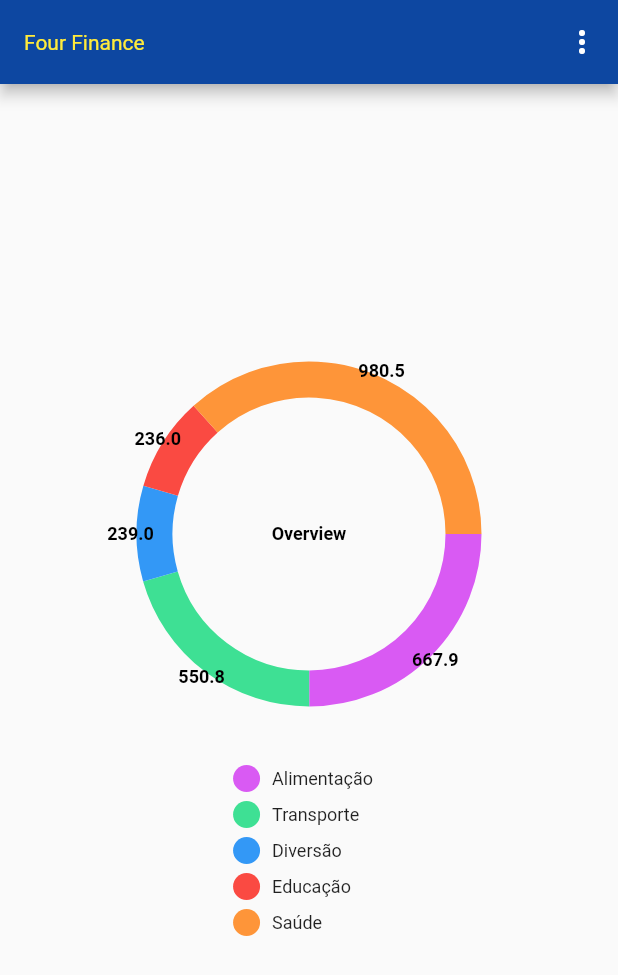
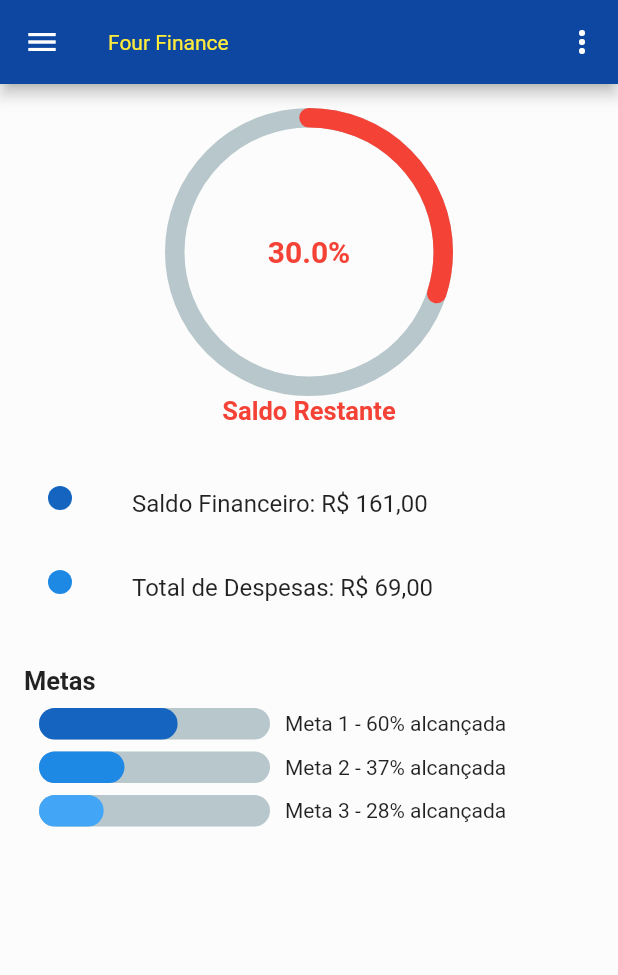
Before and after one commit to proz-tecnologia/PIT03GP04, a Flutter app: the screen it shows after launch, on a phone screen of 412 x 824 dp. Shown: the top 975 px of the screen. Run offline on Flutter 3.47's test engine with Material 2 defaults, Android fonts, the phone set to English and light mode, and no system bars; drawn by our look-alikes of percent_indicator, pie_chart; our stand-ins replace currency_text_input_formatter.

Commit message:
home page atualizada

```diff
--- a/lib/src/ui/pages/home/home_page.dart
+++ b/lib/src/ui/pages/home/home_page.dart
@@ -1,6 +1,9 @@
 import 'package:flutter/material.dart';
-import 'package:four_finance_app/src/ui/pages/home/widgets/grafico_pizza.dart';
+
+//import 'package:four_finance_app/src/ui/pages/home/widgets/grafico_pizza.dart';
 import 'package:four_finance_app/src/strings.dart';
+import 'package:percent_indicator/circular_percent_indicator.dart';
+import 'package:percent_indicator/linear_percent_indicator.dart';
 
 class MyHomePage extends StatefulWidget {
   const MyHomePage({super.key});
@@ -10,11 +13,15 @@ class MyHomePage extends StatefulWidget {
 }
 
 class _MyHomePageState extends State<MyHomePage> {
+  double _width = 0;
+
   @override
   Widget build(BuildContext context) {
+    _width = MediaQuery.of(context).size.width;
+
     return Scaffold(
       appBar: AppBar(
-        backgroundColor: Colors.blue[900],
+          backgroundColor: Colors.blue[900],
           title: const Text(Strings.APP_NAME),
           titleTextStyle: const TextStyle(color: Colors.yellow),
           actions: [
@@ -23,16 +30,112 @@ class _MyHomePageState extends State<MyHomePage> {
               itemBuilder: (context) => [
                 const PopupMenuItem<MenuActionType>(
                     value: MenuActionType.NEW_TRANSACTION,
-                    child: Text("New Transaction"))
+                    child: Text("Nova Transação"))
               ],
             ),
           ]),
-      //drawer: DrawerMenu(_drawerMenuItemActive, onChangeContent),
-      body: Column(
-        mainAxisAlignment: MainAxisAlignment.center,
-        children: const <Widget>[
-          GraficoPizza(),
-        ],
+      drawer: const Drawer(),
+      body: Container(
+        padding: const EdgeInsets.symmetric(horizontal: 16),
+        color: Colors.white30,
+        child: Column(
+          crossAxisAlignment: CrossAxisAlignment.start,
+          children: [
+            const SizedBox(
+              height: 16,
+            ),
+            Row(
+              mainAxisAlignment: MainAxisAlignment.center,
+              children: [
+                CircularPercentIndicator(
+                  radius: 96.0,
+                  lineWidth: 13.0,
+                  animation: true,
+                  percent: 0.3,
+                  center: const Text(
+                    "30.0%",
+                    style: TextStyle(
+                        fontWeight: FontWeight.bold,
+                        fontSize: 20.0,
+                        color: Colors.red),
+                  ),
+                  footer: const Text(
+                    "Saldo Restante",
+                    style: TextStyle(
+                        fontWeight: FontWeight.bold,
+                        fontSize: 17.0,
+                        color: Colors.red),
+                  ),
+                  circularStrokeCap: CircularStrokeCap.round,
+                  progressColor: Colors.red,
+                ),
+              ],
+            ),
+            const SizedBox(
+              height: 24,
+            ),
+            ListTile(
+              leading:
+                  CircleAvatar(radius: 8, backgroundColor: Colors.blue[800]),
+              title: const Text("Saldo Financeiro: R\$ 161,00"),
+            ),
+            ListTile(
+              leading:
+                  CircleAvatar(radius: 8, backgroundColor: Colors.blue[600]),
+              title: const Text("Total de Despesas: R\$ 69,00"),
+            ),
+            const SizedBox(
+              height: 24,
+            ),
+            const Text("Metas",
+                style: TextStyle(fontWeight: FontWeight.bold, fontSize: 17.0)),
+            const SizedBox(
+              height: 8,
+            ),
+            Row(
+              children: [
+                LinearPercentIndicator(
+                  width: _width / 2 - 32,
+                  lineHeight: 21.0,
+                  percent: 0.6,
+                  progressColor: Colors.blue[800],
+                  barRadius: const Radius.circular(25),
+                ),
+                const Text("Meta 1 - 60% alcançada")
+              ],
+            ),
+            const SizedBox(
+              height: 8,
+            ),
+            Row(
+              children: [
+                LinearPercentIndicator(
+                  width: _width / 2 - 32,
+                  lineHeight: 21.0,
+                  percent: 0.37,
+                  progressColor: Colors.blue[600],
+                  barRadius: const Radius.circular(25),
+                ),
+                const Text("Meta 2 - 37% alcançada")
+              ],
+            ),
+            const SizedBox(
+              height: 8,
+            ),
+            Row(
+              children: [
+                LinearPercentIndicator(
+                  width: _width / 2 - 32,
+                  lineHeight: 21.0,
+                  percent: 0.28,
+                  progressColor: Colors.blue[400],
+                  barRadius: const Radius.circular(25),
+                ),
+                const Text("Meta 3 - 28% alcançada")
+              ],
+            )
+          ],
+        ),
       ),
     );
   }
```
Also changed, not shown: lib/src/ui/pages/home/widgets/goals_home.dart (added).
